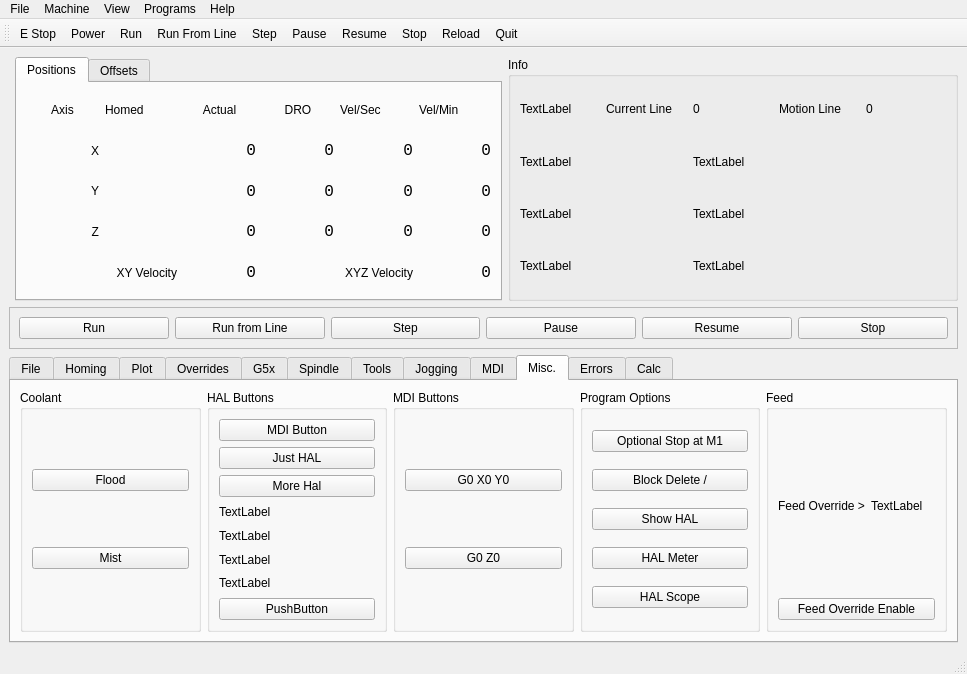
jethornton/flexgui, file examples/xyz/xyz.ui: the form before one commit.
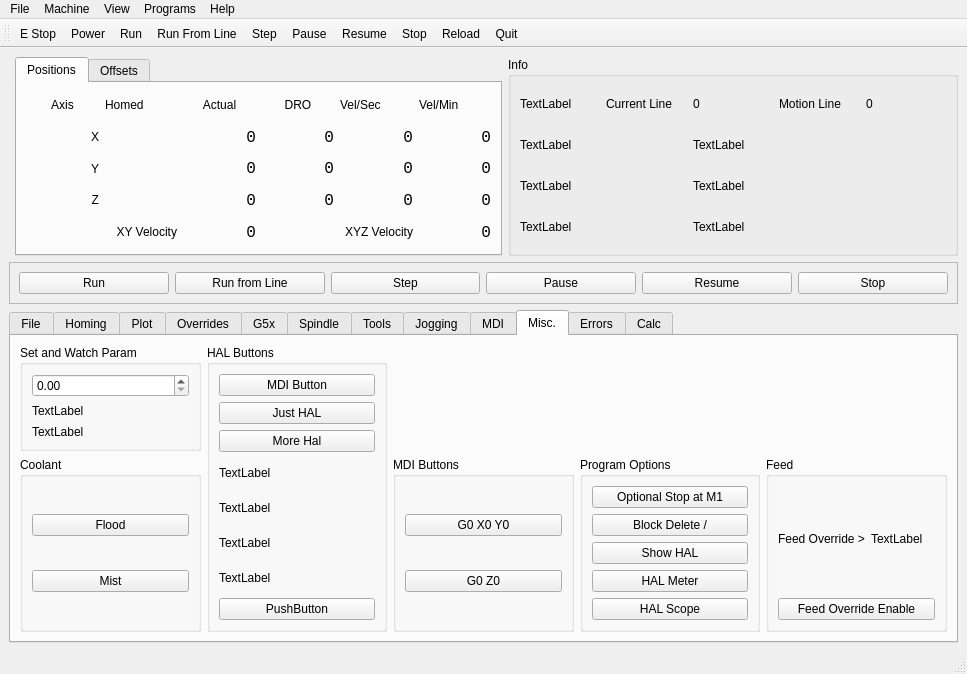
The form after the commit. The open tabs and pages were chosen to show the change.

Patch:
```diff
--- a/examples/xyz/xyz.ui
+++ b/examples/xyz/xyz.ui
@@ -1381,7 +1381,7 @@
         <string>Misc.</string>
        </attribute>
        <layout class="QGridLayout" name="gridLayout_28">
-        <item row="0" column="0">
+        <item row="1" column="0">
          <widget class="QGroupBox" name="groupBox_11">
           <property name="title">
            <string>Coolant</string>
@@ -1410,7 +1410,7 @@
           </layout>
          </widget>
         </item>
-        <item row="0" column="2">
+        <item row="1" column="2">
          <widget class="QGroupBox" name="groupBox_10">
           <property name="title">
            <string>MDI Buttons</string>
@@ -1445,7 +1445,7 @@
           </layout>
          </widget>
         </item>
-        <item row="0" column="3">
+        <item row="1" column="3">
          <widget class="QGroupBox" name="groupBox_12">
           <property name="title">
            <string>Program Options</string>
@@ -1489,7 +1489,85 @@
           </layout>
          </widget>
         </item>
-        <item row="0" column="1">
+        <item row="1" column="4">
+         <widget class="QGroupBox" name="groupBox_13">
+          <property name="title">
+           <string>Feed</string>
+          </property>
+          <layout class="QGridLayout" name="gridLayout_27">
+           <item row="0" column="0">
+            <widget class="QLabel" name="label_30">
+             <property name="text">
+              <string>Feed Override &gt;</string>
+             </property>
+            </widget>
+           </item>
+           <item row="0" column="1">
+            <widget class="QLabel" name="feed_override_enabled_lb">
+             <property name="text">
+              <string>TextLabel</string>
+             </property>
+            </widget>
+           </item>
+           <item row="1" column="0" colspan="2">
+            <widget class="QPushButton" name="feed_override_pb">
+             <property name="text">
+              <string>Feed Override Enable</string>
+             </property>
+            </widget>
+           </item>
+          </layout>
+         </widget>
+        </item>
+        <item row="0" column="0">
+         <widget class="QGroupBox" name="groupBox_21">
+          <property name="title">
+           <string>Set and Watch Param</string>
+          </property>
+          <layout class="QGridLayout" name="gridLayout_40">
+           <item row="0" column="0">
+            <widget class="QDoubleSpinBox" name="doubleSpinBox">
+             <property name="function" stdset="0">
+              <string>set_var</string>
+             </property>
+             <property name="variable" stdset="0">
+              <string>1000</string>
+             </property>
+            </widget>
+           </item>
+           <item row="1" column="0">
+            <widget class="QLabel" name="label_45">
+             <property name="text">
+              <string>TextLabel</string>
+             </property>
+             <property name="function" stdset="0">
+              <string>watch_var</string>
+             </property>
+             <property name="variable" stdset="0">
+              <string>1000</string>
+             </property>
+             <property name="precision" stdset="0">
+              <string>2</string>
+             </property>
+            </widget>
+           </item>
+           <item row="2" column="0">
+            <widget class="QLabel" name="label_47">
+             <property name="text">
+              <string>TextLabel</string>
+             </property>
+             <property name="function" stdset="0">
+              <string>watch_var</string>
+             </property>
+             <property name="variable" stdset="0">
+              <string>1001</string>
+             </property>
+            </widget>
+           </item>
+          </layout>
+         </widget>
+        </item>
+        <item row="0" column="1" rowspan="2">
          <widget class="QGroupBox" name="groupBox_2">
           <property name="title">
            <string>HAL Buttons</string>
@@ -1641,36 +1719,6 @@
           </layout>
          </widget>
         </item>
-        <item row="0" column="4">
-         <widget class="QGroupBox" name="groupBox_13">
-          <property name="title">
-           <string>Feed</string>
-          </property>
-          <layout class="QGridLayout" name="gridLayout_27">
-           <item row="0" column="0">
-            <widget class="QLabel" name="label_30">
-             <property name="text">
-              <string>Feed Override &gt;</string>
-             </property>
-            </widget>
-           </item>
-           <item row="0" column="1">
-            <widget class="QLabel" name="feed_override_enabled_lb">
-             <property name="text">
-              <string>TextLabel</string>
-             </property>
-            </widget>
-           </item>
-           <item row="1" column="0" colspan="2">
-            <widget class="QPushButton" name="feed_override_pb">
-             <property name="text">
-              <string>Feed Override Enable</string>
-             </property>
-            </widget>
-           </item>
-          </layout>
-         </widget>
-        </item>
        </layout>
       </widget>
       <widget class="QWidget" name="tab_3">
```
Left out of the diff: 92 changed lines with no effect on the pictures.
